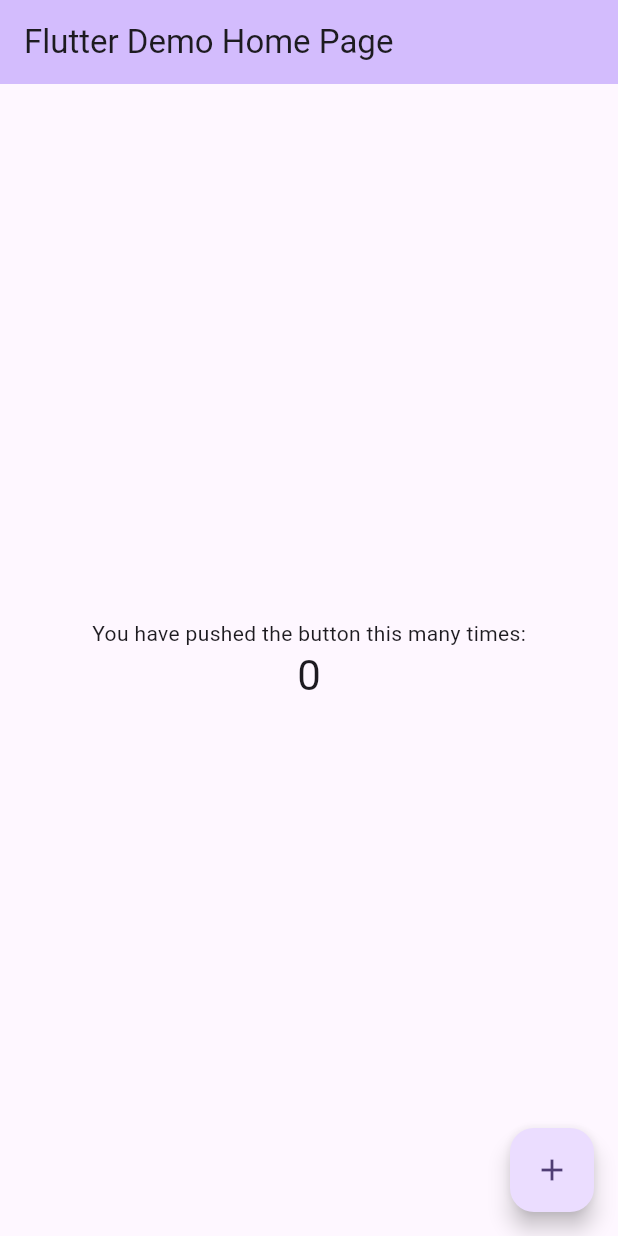
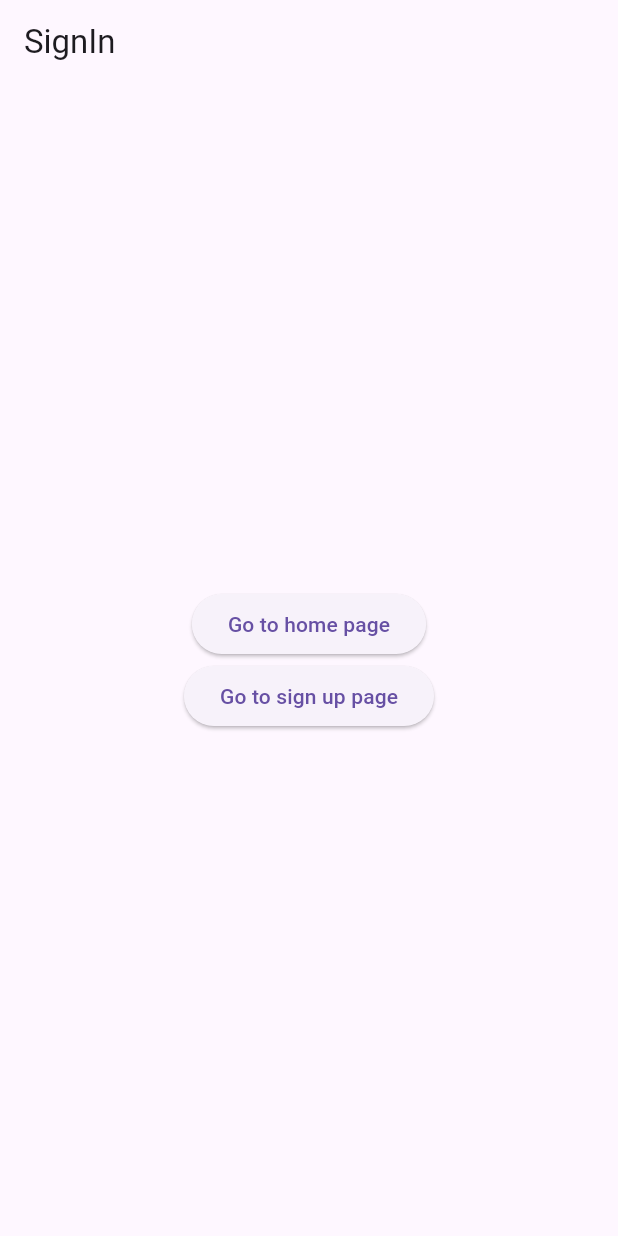
Before and after one commit to kitsoNamane/bhc-hackathon, a Flutter app: the screen it shows after launch, on a phone screen of 412 x 824 dp. Run offline on Flutter 3.47's test engine with Material 3 defaults, Android fonts, the phone set to English and light mode, and no system bars; our stand-ins replace go_router.

Commit message:
feat: implement app navigation screens

```diff
--- a/lib/main.dart
+++ b/lib/main.dart
@@ -1,125 +1,21 @@
 import 'package:flutter/material.dart';
+import 'package:go_router/go_router.dart';
 
-void main() {
-  runApp(const MyApp());
+import 'view/navigation.dart';
+
+main() {
+  CustomNavigationHelper.instance;
+  runApp(const App());
 }
 
-class MyApp extends StatelessWidget {
-  const MyApp({super.key});
+class App extends StatelessWidget {
+  const App({Key? key}) : super(key: key);
 
-  // This widget is the root of your application.
   @override
   Widget build(BuildContext context) {
-    return MaterialApp(
-      title: 'Flutter Demo',
-      theme: ThemeData(
-        // This is the theme of your application.
-        //
-        // TRY THIS: Try running your application with "flutter run". You'll see
-        // the application has a purple toolbar. Then, without quitting the app,
-        // try changing the seedColor in the colorScheme below to Colors.green
-        // and then invoke "hot reload" (save your changes or press the "hot
-        // reload" button in a Flutter-supported IDE, or press "r" if you used
-        // the command line to start the app).
-        //
-        // Notice that the counter didn't reset back to zero; the application
-        // state is not lost during the reload. To reset the state, use hot
-        // restart instead.
-        //
-        // This works for code too, not just values: Most code changes can be
-        // tested with just a hot reload.
-        colorScheme: ColorScheme.fromSeed(seedColor: Colors.deepPurple),
-        useMaterial3: true,
-      ),
-      home: const MyHomePage(title: 'Flutter Demo Home Page'),
+    return MaterialApp.router(
+      debugShowCheckedModeBanner: false,
+      routerConfig: CustomNavigationHelper.router,
     );
   }
 }
-
-class MyHomePage extends StatefulWidget {
-  const MyHomePage({super.key, required this.title});
-
-  // This widget is the home page of your application. It is stateful, meaning
-  // that it has a State object (defined below) that contains fields that affect
-  // how it looks.
-
-  // This class is the configuration for the state. It holds the values (in this
-  // case the title) provided by the parent (in this case the App widget) and
-  // used by the build method of the State. Fields in a Widget subclass are
-  // always marked "final".
-
-  final String title;
-
-  @override
-  State<MyHomePage> createState() => _MyHomePageState();
-}
-
-class _MyHomePageState extends State<MyHomePage> {
-  int _counter = 0;
-
-  void _incrementCounter() {
-    setState(() {
-      // This call to setState tells the Flutter framework that something has
-      // changed in this State, which causes it to rerun the build method below
-      // so that the display can reflect the updated values. If we changed
-      // _counter without calling setState(), then the build method would not be
-      // called again, and so nothing would appear to happen.
-      _counter++;
-    });
-  }
-
-  @override
-  Widget build(BuildContext context) {
-    // This method is rerun every time setState is called, for instance as done
-    // by the _incrementCounter method above.
-    //
-    // The Flutter framework has been optimized to make rerunning build methods
-    // fast, so that you can just rebuild anything that needs updating rather
-    // than having to individually change instances of widgets.
-    return Scaffold(
-      appBar: AppBar(
-        // TRY THIS: Try changing the color here to a specific color (to
-        // Colors.amber, perhaps?) and trigger a hot reload to see the AppBar
-        // change color while the other colors stay the same.
-        backgroundColor: Theme.of(context).colorScheme.inversePrimary,
-        // Here we take the value from the MyHomePage object that was created by
-        // the App.build method, and use it to set our appbar title.
-        title: Text(widget.title),
-      ),
-      body: Center(
-        // Center is a layout widget. It takes a single child and positions it
-        // in the middle of the parent.
-        child: Column(
-          // Column is also a layout widget. It takes a list of children and
-          // arranges them vertically. By default, it sizes itself to fit its
-          // children horizontally, and tries to be as tall as its parent.
-          //
-          // Column has various properties to control how it sizes itself and
-          // how it positions its children. Here we use mainAxisAlignment to
-          // center the children vertically; the main axis here is the vertical
-          // axis because Columns are vertical (the cross axis would be
-          // horizontal).
-          //
-          // TRY THIS: Invoke "debug painting" (choose the "Toggle Debug Paint"
-          // action in the IDE, or press "p" in the console), to see the
-          // wireframe for each widget.
-          mainAxisAlignment: MainAxisAlignment.center,
-          children: <Widget>[
-            const Text(
-              'You have pushed the button this many times:',
-            ),
-            Text(
-              '$_counter',
-              style: Theme.of(context).textTheme.headlineMedium,
-            ),
-          ],
-        ),
-      ),
-      floatingActionButton: FloatingActionButton(
-        onPressed: _incrementCounter,
-        tooltip: 'Increment',
-        child: const Icon(Icons.add),
-      ), // This trailing comma makes auto-formatting nicer for build methods.
-    );
-  }
-}
--- /dev/null
+++ b/lib/view/navigation.dart
@@ -0,0 +1,212 @@
+import 'package:bhc_hackathon/view/dashboard.dart';
+import 'package:bhc_hackathon/view/home.dart';
+import 'package:flutter/material.dart';
+import 'package:go_router/go_router.dart';
+
+import 'apply.dart';
+import 'onboarding.dart';
+
+class CustomNavigationHelper {
+  static final CustomNavigationHelper _instance =
+  CustomNavigationHelper._internal();
+
+  static CustomNavigationHelper get instance => _instance;
+
+  static late final GoRouter router;
+
+  static final GlobalKey<NavigatorState> parentNavigatorKey =
+  GlobalKey<NavigatorState>();
+  static final GlobalKey<NavigatorState> homeTabNavigatorKey =
+  GlobalKey<NavigatorState>();
+  static final GlobalKey<NavigatorState> searchTabNavigatorKey =
+  GlobalKey<NavigatorState>();
+  static final GlobalKey<NavigatorState> settingsTabNavigatorKey =
+  GlobalKey<NavigatorState>();
+
+  static final GlobalKey<NavigatorState>  applyNavigatorKey =
+  GlobalKey<NavigatorState>();
+  static final GlobalKey<NavigatorState>  dashboardNavigatorKey =
+  GlobalKey<NavigatorState>();
+  static final GlobalKey<NavigatorState>  faqNavigatorKey =
+  GlobalKey<NavigatorState>();
+  static final GlobalKey<NavigatorState>  paymentsNavigatorKey =
+  GlobalKey<NavigatorState>();
+  static final GlobalKey<NavigatorState>  productsNavigatorKey =
+  GlobalKey<NavigatorState>();
+  static final GlobalKey<NavigatorState>  profileNavigatorKey =
+  GlobalKey<NavigatorState>();
+  static final GlobalKey<NavigatorState>  servicesNavigatorKey =
+  GlobalKey<NavigatorState>();
+
+
+  BuildContext get context =>
+      router.routerDelegate.navigatorKey.currentContext!;
+
+  GoRouterDelegate get routerDelegate => router.routerDelegate;
+
+  GoRouteInformationParser get routeInformationParser =>
+      router.routeInformationParser;
+
+  static const String signUpPath = '/signUp';
+  static const String signInPath = '/signIn';
+  static const String homePath = '/home';
+  static const String applyPath = '/apply';
+  static const String dashboardPath = '/dashboard';
+  static const String faqPath = '/faq';
+  static const String paymentsPath = '/payments';
+  static const String productsPath = '/products';
+  static const String profilePath = '/profile';
+  static const String servicesPath = '/services';
+
+  factory CustomNavigationHelper() {
+    return _instance;
+  }
+
+  CustomNavigationHelper._internal() {
+    final routes = [
+      StatefulShellRoute.indexedStack(
+        parentNavigatorKey: parentNavigatorKey,
+        branches: [
+          StatefulShellBranch(
+            navigatorKey: homeTabNavigatorKey,
+            routes: [
+              GoRoute(
+                path: homePath,
+                pageBuilder: (context, GoRouterState state) {
+                  return getPage(
+                    child: const HomePage(),
+                    state: state,
+                  );
+                },
+              ),
+            ],
+          ),
+          StatefulShellBranch(
+            navigatorKey: applyNavigatorKey,
+            routes: [
+              GoRoute(
+                path: applyPath,
+                pageBuilder: (context, state) {
+                  return getPage(
+                    child: const ApplyPage(),
+                    state: state,
+                  );
+                },
+              ),
+            ],
+          ),
+          StatefulShellBranch(
+            navigatorKey: dashboardNavigatorKey,
+            routes: [
+              GoRoute(
+                path: dashboardPath,
+                pageBuilder: (context, state) {
+                  return getPage(
+                    child: const DashboardPage(),
+                    state: state,
+                  );
+                },
+              ),
+            ],
+          ),
+        ],
+        pageBuilder: (
+            BuildContext context,
+            GoRouterState state,
+            StatefulNavigationShell navigationShell,
+            ) {
+          return getPage(
+            child: BottomNavigationPage(
+              child: navigationShell,
+            ),
+            state: state,
+          );
+        },
+      ),
+      GoRoute(
+        parentNavigatorKey: parentNavigatorKey,
+        path: signUpPath,
+        pageBuilder: (context, state) {
+          return getPage(
+            child: const SignUpPage(),
+            state: state,
+          );
+        },
+      ),
+      GoRoute(
+        parentNavigatorKey: parentNavigatorKey,
+        path: signInPath,
+        pageBuilder: (context, state) {
+          return getPage(
+            child: const SignInPage(),
+            state: state,
+          );
+        },
+      ),
+    ];
+
+    router = GoRouter(
+      navigatorKey: parentNavigatorKey,
+      initialLocation: signInPath,
+      routes: routes,
+    );
+  }
+
+  static Page getPage({
+    required Widget child,
+    required GoRouterState state,
+  }) {
+    return MaterialPage(
+      key: state.pageKey,
+      child: child,
+    );
+  }
+}
+
+class BottomNavigationPage extends StatefulWidget {
+  const BottomNavigationPage({
+    super.key,
+    required this.child,
+  });
+
+  final StatefulNavigationShell child;
+
+  @override
+  State<BottomNavigationPage> createState() => _BottomNavigationPageState();
+}
+
+class _BottomNavigationPageState extends State<BottomNavigationPage> {
+  @override
+  Widget build(BuildContext context) {
+    return Scaffold(
+      body: SafeArea(
+        child: widget.child,
+      ),
+      bottomNavigationBar: BottomNavigationBar(
+        type: BottomNavigationBarType.fixed,
+        currentIndex: widget.child.currentIndex,
+        onTap: (index) {
+          widget.child.goBranch(
+            index,
+            initialLocation: index == widget.child.currentIndex,
+          );
+          setState(() {});
+        },
+        items: const [
+          BottomNavigationBarItem(
+            icon: Icon(Icons.home),
+            label: 'home',
+          ),
+          BottomNavigationBarItem(
+            icon: Icon(Icons.search),
+            label: 'search',
+          ),
+          BottomNavigationBarItem(
+            icon: Icon(Icons.settings),
+            label: 'settings',
+          ),
+        ],
+      ),
+    );
+  }
+}
--- /dev/null
+++ b/lib/view/onboarding.dart
@@ -0,0 +1,73 @@
+import 'package:flutter/material.dart';
+
+import 'navigation.dart';
+
+class OnboardingPage extends StatelessWidget {
+  const OnboardingPage({super.key});
+
+  @override
+  Widget build(BuildContext context) {
+    return const Center(
+      child: Text("Onboarding screen"),
+    );
+  }
+}
+
+class SignUpPage extends StatelessWidget {
+  const SignUpPage({super.key});
+
+  @override
+  Widget build(BuildContext context) {
+    return Scaffold(
+      appBar: AppBar(
+        title: const Text("SignUp"),
+      ),
+      body: Center(
+            child: ElevatedButton(
+              onPressed: () {
+                CustomNavigationHelper.router.go(
+                  CustomNavigationHelper.signInPath,
+                );
+              },
+              child: const Text('Go to Sign In'),
+            ),
+      ),
+    );
+  }
+}
+
+class SignInPage extends StatelessWidget {
+  const SignInPage({super.key});
+
+  @override
+  Widget build(BuildContext context) {
+    return Scaffold(
+      appBar: AppBar(
+        title: const Text("SignIn"),
+      ),
+      body: Center(
+        child: Column(
+          mainAxisAlignment: MainAxisAlignment.center,
+          children: [
+            ElevatedButton(
+              onPressed: () {
+                CustomNavigationHelper.router.go(
+                  CustomNavigationHelper.homePath,
+                );
+              },
+              child: const Text('Go to home page'),
+            ),
+            ElevatedButton(
+              onPressed: () {
+                CustomNavigationHelper.router.push(
+                  CustomNavigationHelper.signUpPath,
+                );
+              },
+              child: const Text('Go to sign up page'),
+            ),
+          ],
+        ),
+      ),
+    );
+  }
+}
--- a/pubspec.yaml
+++ b/pubspec.yaml
@@ -37,6 +37,7 @@ dependencies:
   cupertino_icons: ^1.0.6
   firebase_analytics: ^11.0.1
   firebase_core: ^3.1.0
+  go_router: ^14.2.0
 
 dev_dependencies:
   flutter_test:
```
Also changed, not shown: lib/view/apply.dart (added, +12 -0 lines), lib/view/bottom_navigation.dart (added, +54 -0 lines), lib/view/dashboard.dart (added, +12 -0 lines), lib/view/faq.dart (added, +12 -0 lines), lib/view/home.dart (added, +14 -0 lines), lib/view/payments.dart (added, +12 -0 lines), lib/view/products.dart (added, +15 -0 lines), lib/view/profile.dart (added, +13 -0 lines), lib/view/services.dart (added, +12 -0 lines), pubspec.lock.
